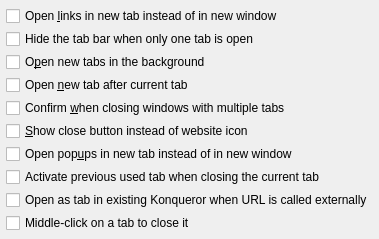
Above: konqueror/settings/konqhtml/advancedTabOptions.ui from KDE/konqueror before the change. Below: the same form after it.
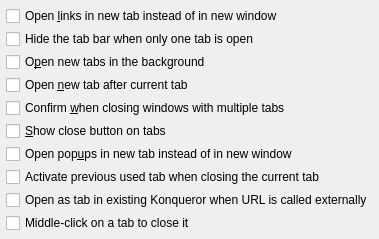
That is the form after the change.

Commit message:
Port to new behavior of KTabWidget: close buttons are on the right of a tab, so no need anymore to hide the icon when close buttons are active.
Probably we could new even enable close buttons on tabs by default?

Patch:
```diff
--- a/konqueror/settings/konqhtml/advancedTabOptions.ui
+++ b/konqueror/settings/konqhtml/advancedTabOptions.ui
@@ -72,7 +72,7 @@
         <string>This will display close buttons inside each tab instead of websites' icons.</string>
        </property>
        <property name="text" >
-        <string>&amp;Show close button instead of website icon</string>
+        <string>&amp;Show close button on tabs</string>
        </property>
       </widget>
      </item>
```
The commit also changes 1 other file.
